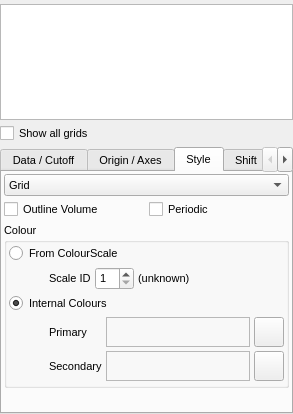
Old version of the form trunk/src/gui/grids.ui in the repository trisyoungs/aten.
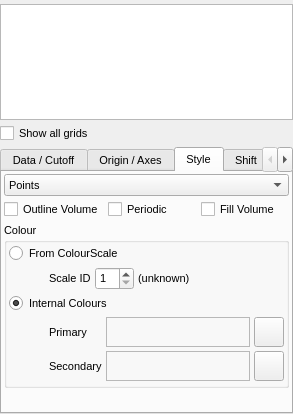
New version of the form. The open tabs and pages were chosen to show the change. Icons and pictures are not drawn. Custom widgets are drawn as their Qt base class.

```diff
--- a/trunk/src/gui/grids.ui
+++ b/trunk/src/gui/grids.ui
@@ -852,11 +852,6 @@
             <verstretch>0</verstretch>
            </sizepolicy>
           </property>
-          <item>
-           <property name="text">
-            <string>Grid</string>
-           </property>
-          </item>
           <item>
            <property name="text">
             <string>Points</string>
@@ -893,6 +888,13 @@
             </property>
            </widget>
           </item>
+          <item>
+           <widget class="QCheckBox" name="GridFillEnclosedVolumeCheck">
+            <property name="text">
+             <string>Fill Volume</string>
+            </property>
+           </widget>
+          </item>
          </layout>
         </item>
         <item>
```
Left out of the diff: 50 changed lines with no effect on the pictures.
